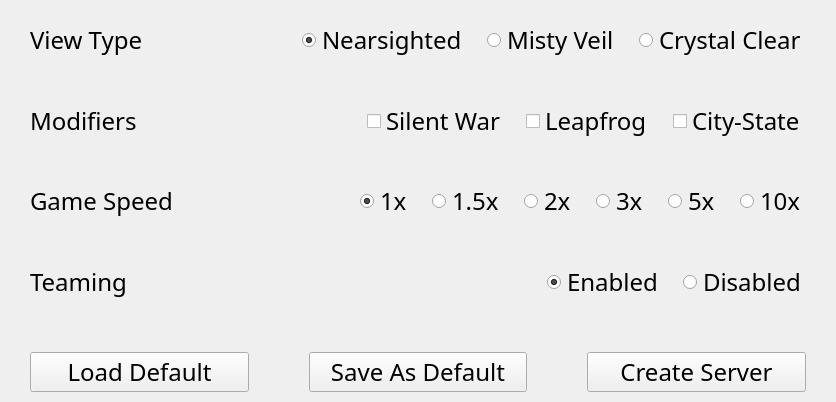
Qt form src/server/serverSettingsWindow/serverSettingsWindow.ui (Generals-OI/Generals.OI) before a commit.
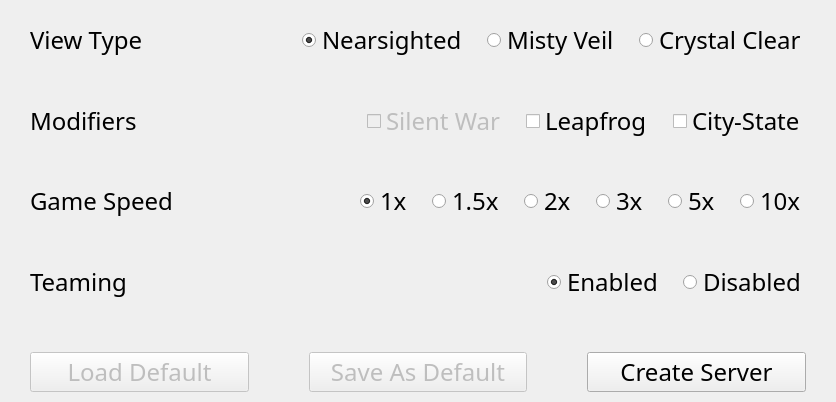
The same form after that commit.

Commit message: chore: disabled unfinished features

Patch:
```diff
--- a/src/server/serverSettingsWindow/serverSettingsWindow.ui
+++ b/src/server/serverSettingsWindow/serverSettingsWindow.ui
@@ -171,6 +171,9 @@
        </item>
        <item>
         <widget class="QCheckBox" name="cbSilentWar">
+         <property name="enabled">
+          <bool>false</bool>
+         </property>
          <property name="text">
           <string>Silent War</string>
          </property>
@@ -384,6 +387,9 @@
        </property>
        <item>
         <widget class="QPushButton" name="btnLoadDefault">
+         <property name="enabled">
+          <bool>false</bool>
+         </property>
          <property name="sizePolicy">
           <sizepolicy hsizetype="Preferred" vsizetype="Fixed">
            <horstretch>5</horstretch>
@@ -422,6 +428,9 @@
        </item>
        <item>
         <widget class="QPushButton" name="btnSaveAsDefault">
+         <property name="enabled">
+          <bool>false</bool>
+         </property>
          <property name="sizePolicy">
           <sizepolicy hsizetype="Preferred" vsizetype="Fixed">
            <horstretch>5</horstretch>
```
Left out of the diff: 4 changed lines with no effect on the pictures.
